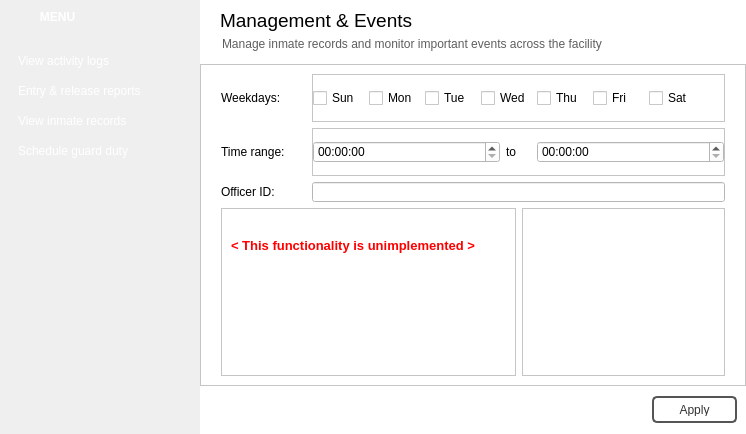
Above: managementwindow.ui from NCNM/PMS_01 before the change. Below: the same form after it.
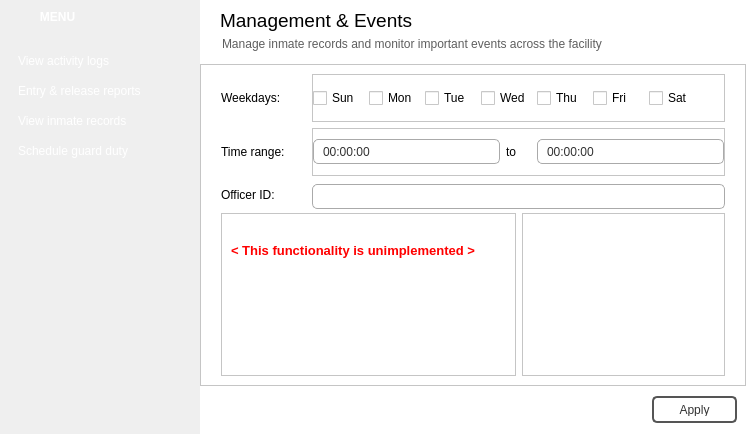
That is the form after the change. The open tabs and pages were chosen to show the change. Icons and pictures are not drawn.

Patch:
```diff
--- a/managementwindow.ui
+++ b/managementwindow.ui
@@ -1347,7 +1347,163 @@
                 <item>
                  <widget class="QFrame" name="frame_10">
                   <property name="styleSheet">
-                   <string notr="true">background-color: rgb(255, 255, 255);</string>
+                   <string notr="true">QFrame #frame_10 {
+background-color: rgb(255, 255, 255);
+}
+
+QLineEdit {
+color: rgb(50, 50, 50);
+padding-left:7px;
+border-radius:5px;
+border: 1px solid rgb(170, 170, 170);
+background: qradialgradient(cx: 0.3, cy: -0.4,
+fx: 0.3, fy: -0.4,
+radius: 1.35, stop: 0 rgb(254, 254, 254), stop: 1 rgb(252, 252, 252));
+}
+
+QLineEdit:hover {
+border-radius:5px;
+border: 1px solid rgb(23, 120, 173);
+background-color: rgb(255, 255, 255);
+}
+
+QLineEdit:pressed {
+border-radius:5px;
+border: 1px solid #777777;
+}
+
+QDateEdit {
+color: rgb(50, 50, 50);
+padding-left:7px;
+border-radius:5px;
+border: 1px solid rgb(170, 170, 170);
+background: qradialgradient(cx: 0.3, cy: -0.4,
+fx: 0.3, fy: -0.4,
+radius: 1.35, stop: 0 rgb(254, 254, 254), stop: 1 rgb(252, 252, 252));
+}
+
+QDateEdit:hover {
+border-radius:5px;
+border: 1px solid rgb(23, 120, 173);
+background-color: rgb(255, 255, 255);
+}
+
+QDateEdit:pressed {
+border-radius:5px;
+border: 1px solid #777777;
+}
+
+QDateEdit::down-button {
+	subcontrol-origin: padding;
+	subcontrol-position: bottom right;
+	width: 25px;
+ 
+	border-top-right-radius: 1px;
+	border-bottom-right-radius: 1px;
+}
+
+QDateEdit::down-button:hover {
+	background-color: rgb(227, 227, 227);
+}
+
+
+QDateEdit::down-arrow {
+	image: url(:/images/scroll_down.png);
+}
+
+QDateEdit::up-button {
+	subcontrol-origin: padding;
+	subcontrol-position: top right;
+	width: 25px;
+ 
+	border-top-right-radius: 1px;
+	border-bottom-right-radius: 1px;
+}
+
+QDateEdit::up-button:hover {
+	background-color: rgb(227, 227, 227);
+}
+
+QDateEdit::up-arrow {
+	image: url(:/images/scroll_up.png);
+}
+
+QPlainTextEdit {
+color: rgb(50, 50, 50);
+padding-left:7px;
+border-radius:5px;
+border: 1px solid rgb(170, 170, 170);
+background: qradialgradient(cx: 0.3, cy: -0.4,
+fx: 0.3, fy: -0.4,
+radius: 1.35, stop: 0 rgb(254, 254, 254), stop: 1 rgb(252, 252, 252));
+}
+
+QPlainTextEdit:hover {
+border-radius:5px;
+border: 1px solid rgb(23, 120, 173);
+background-color: rgb(255, 255, 255);
+}
+
+QPlainTextEdit:pressed {
+border-radius:5px;
+border: 1px solid #777777;
+}
+
+QTimeEdit {
+color: rgb(50, 50, 50);
+padding-left:7px;
+border-radius:5px;
+border: 1px solid rgb(170, 170, 170);
+background: qradialgradient(cx: 0.3, cy: -0.4,
+fx: 0.3, fy: -0.4,
+radius: 1.35, stop: 0 rgb(254, 254, 254), stop: 1 rgb(252, 252, 252));
+}
+
+QTimeEdit:hover {
+border-radius:5px;
+border: 1px solid rgb(23, 120, 173);
+background-color: rgb(255, 255, 255);
+}
+
+QTimeEdit:pressed {
+border-radius:5px;
+border: 1px solid #777777;
+}
+
+QTimeEdit::down-button {
+	subcontrol-origin: padding;
+	subcontrol-position: bottom right;
+	width: 25px;
+ 
+	border-top-right-radius: 1px;
+	border-bottom-right-radius: 1px;
+}
+
+QTimeEdit::down-button:hover {
+	background-color: rgb(227, 227, 227);
+}
+
+
+QTimeEdit::down-arrow {
+	image: url(:/images/scroll_down.png);
+}
+
+QTimeEdit::up-button {
+	subcontrol-origin: padding;
+	subcontrol-position: top right;
+	width: 25px;
+ 
+	border-top-right-radius: 1px;
+	border-bottom-right-radius: 1px;
+}
+
+QTimeEdit::up-button:hover {
+	background-color: rgb(227, 227, 227);
+}
+
+QTimeEdit::up-arrow {
+	image: url(:/images/scroll_up.png);
+}</string>
                   </property>
                   <property name="frameShape">
                    <enum>QFrame::StyledPanel</enum>
@@ -1538,7 +1694,7 @@
                         <property name="minimumSize">
                          <size>
                           <width>0</width>
-                          <height>20</height>
+                          <height>25</height>
                          </size>
                         </property>
                        </widget>
@@ -1561,7 +1717,7 @@
                         <property name="minimumSize">
                          <size>
                           <width>0</width>
-                          <height>20</height>
+                          <height>25</height>
                          </size>
                         </property>
                        </widget>
@@ -1578,6 +1734,12 @@
                    </item>
                    <item row="2" column="1" colspan="2">
                     <widget class="QLineEdit" name="lineEdit">
+                     <property name="minimumSize">
+                      <size>
+                       <width>0</width>
+                       <height>25</height>
+                      </size>
+                     </property>
                      <property name="maximumSize">
                       <size>
                        <width>16777215</width>
```
Left out of the diff: 158 changed lines with no effect on the pictures.
